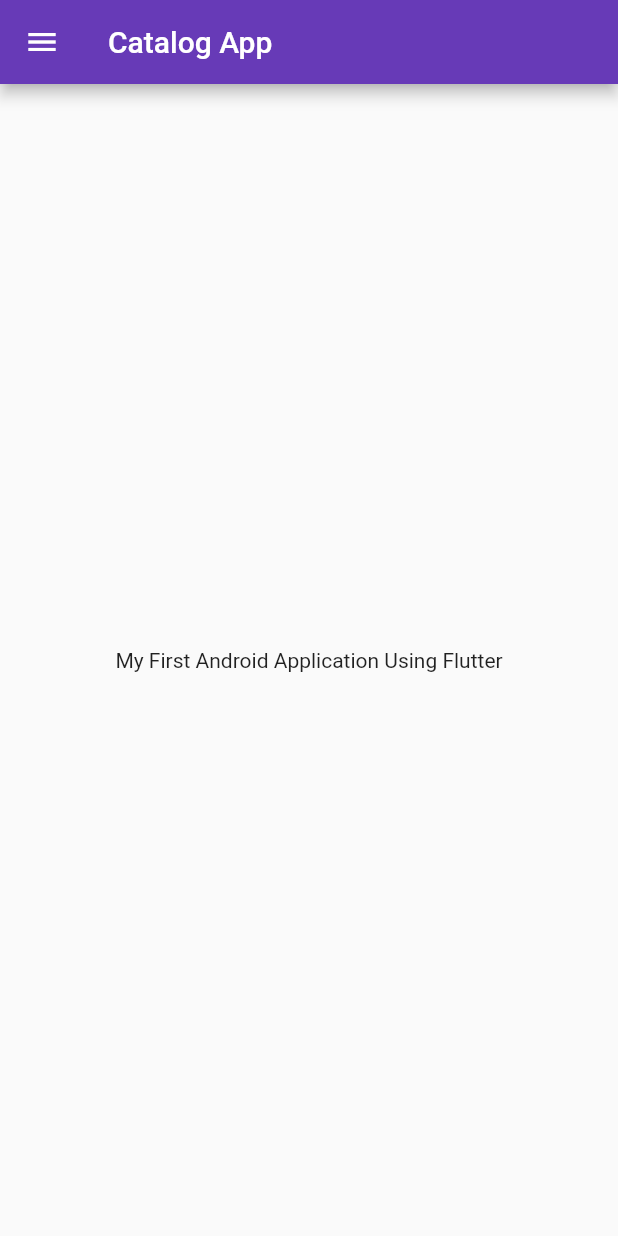
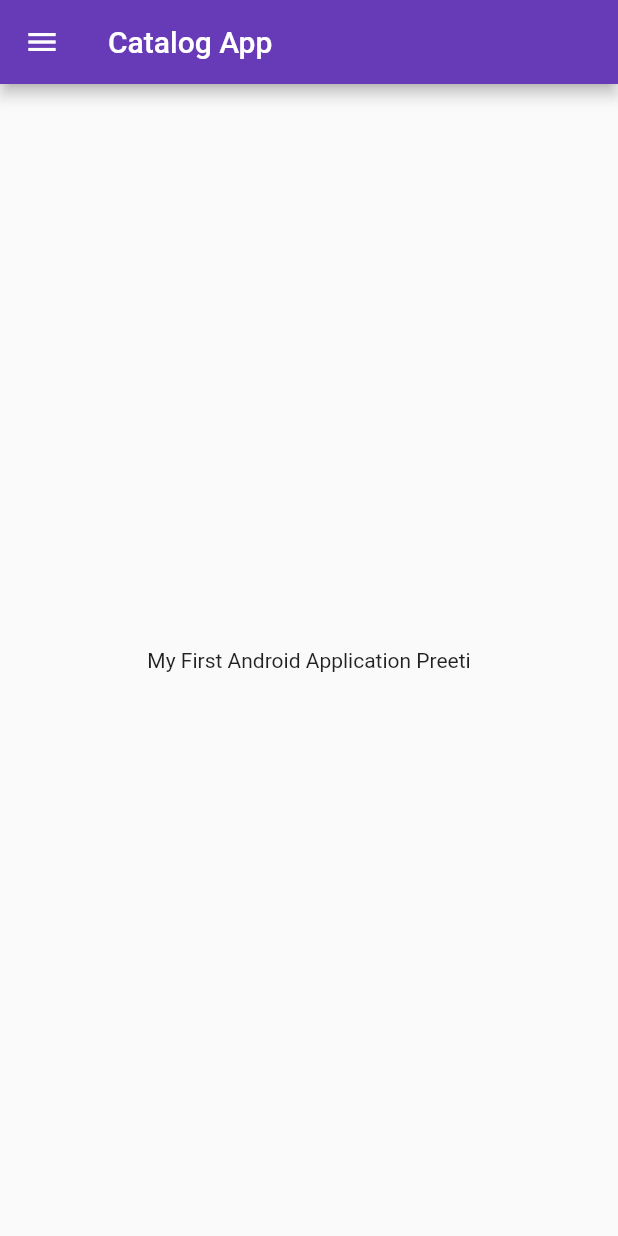
Before and after one commit to Preeti7766/flutter_tutorial, a Flutter app: the screen it shows after launch, on a phone screen of 412 x 824 dp. Run offline on Flutter 3.47's test engine with Material 2 defaults, Android fonts, the phone set to English and light mode, and no system bars.

Commit message:
Day 3 competed

```diff
--- a/lib/pages/home_page.dart
+++ b/lib/pages/home_page.dart
@@ -2,7 +2,7 @@ import 'package:flutter/material.dart';
 
 class HomePage extends StatelessWidget {
   final int days = 30;
-  final String name = "codpur";
+  final String name = "Preeti";
   @override
   Widget build(BuildContext context) {
     return Scaffold(
@@ -11,7 +11,7 @@ class HomePage extends StatelessWidget {
       ),
       body: Center(
         child: Container(
-          child: Text("My First Android Application Using Flutter"),
+          child: Text("My First Android Application $name"),
         ),
       ),
       drawer: Drawer(),
```
